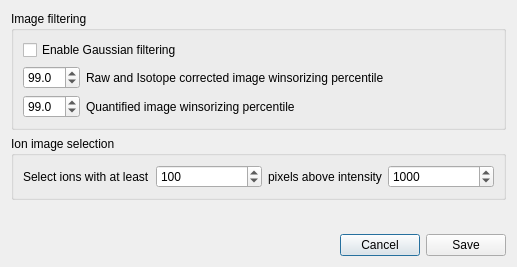
Old version of the form resources/views/MsiSettingsDialog.ui in the repository swinnenteam/LipidQMap.
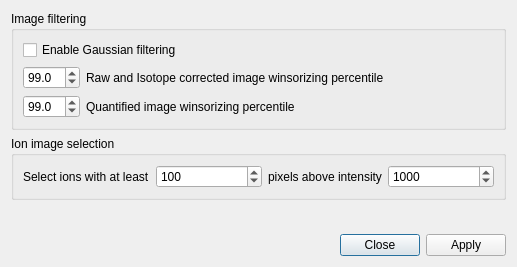
New version of the form.

Patch:
```diff
--- a/resources/views/MsiSettingsDialog.ui
+++ b/resources/views/MsiSettingsDialog.ui
@@ -88,14 +88,14 @@
      <item>
       <widget class="QPushButton" name="button_cancel">
        <property name="text">
-        <string>Cancel</string>
+        <string>Close</string>
        </property>
       </widget>
      </item>
      <item>
       <widget class="QPushButton" name="button_save">
        <property name="text">
-        <string>Save</string>
+        <string>Apply</string>
        </property>
       </widget>
      </item>
```
